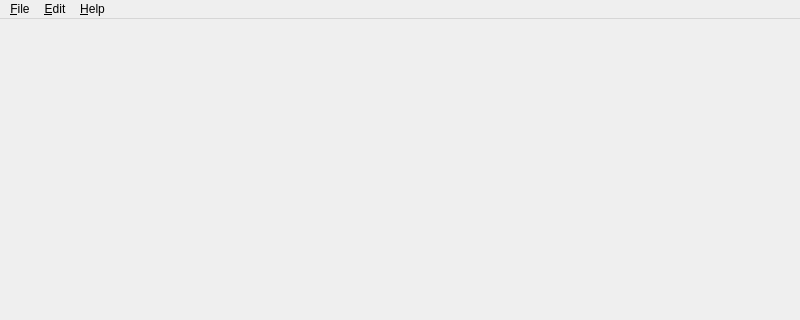
The window that MainWindow.ui (MrMontag/yata) describes before a commit, drawn with Qt 5; both pictures show x 0 to 800 and y 0 to 320 of the 800 by 600 pixel window.
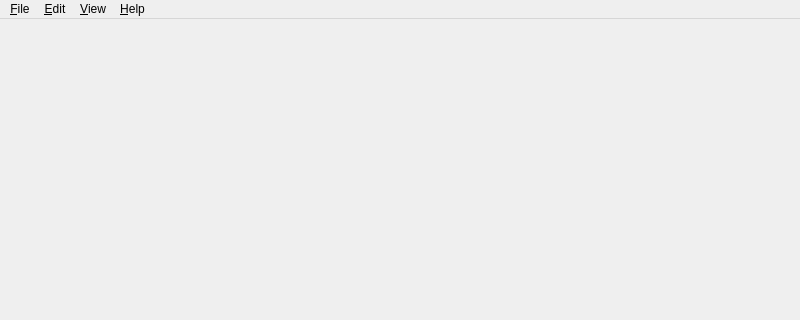
The same window after the commit.

The edit to the form file:
```diff
--- a/MainWindow.ui
+++ b/MainWindow.ui
@@ -20,7 +20,7 @@
      <x>0</x>
      <y>0</y>
      <width>800</width>
-     <height>24</height>
+     <height>25</height>
     </rect>
    </property>
    <widget class="QMenu" name="menu_File">
@@ -48,8 +48,16 @@
     <addaction name="actionAbout_Qt"/>
     <addaction name="action_About_Yata"/>
    </widget>
+   <widget class="QMenu" name="menu_View">
+    <property name="title">
+     <string>&amp;View</string>
+    </property>
+    <addaction name="actionRefresh"/>
+    <addaction name="actionFollow_tail"/>
+   </widget>
    <addaction name="menu_File"/>
    <addaction name="menu_Edit"/>
+   <addaction name="menu_View"/>
    <addaction name="menu_Help"/>
   </widget>
   <widget class="QStatusBar" name="statusbar"/>
```
Left out of the diff: 13 changed lines with no effect on the pictures.
